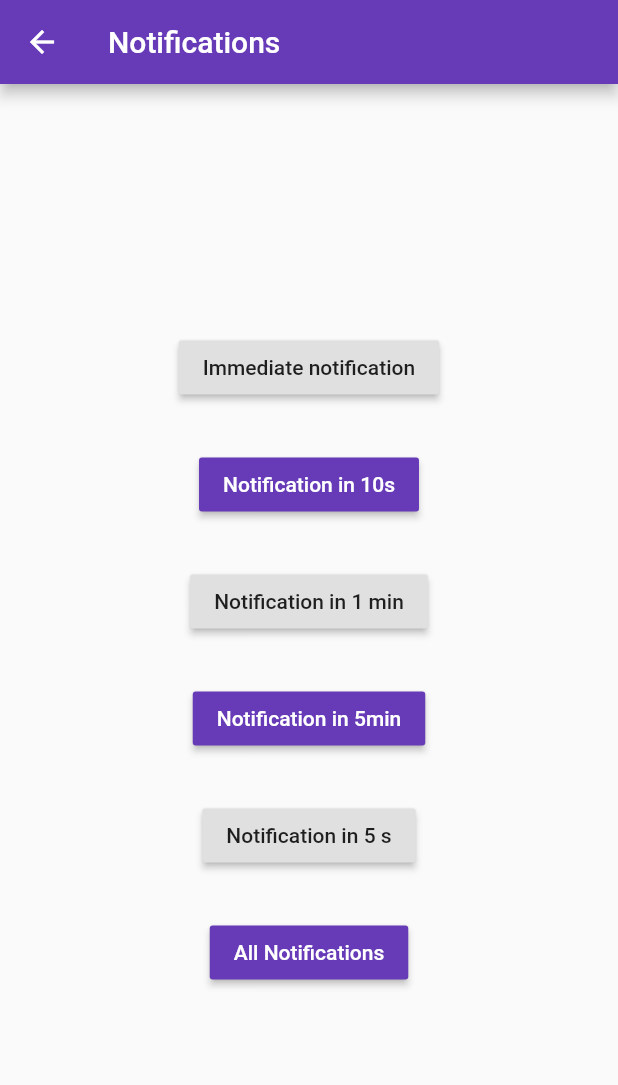
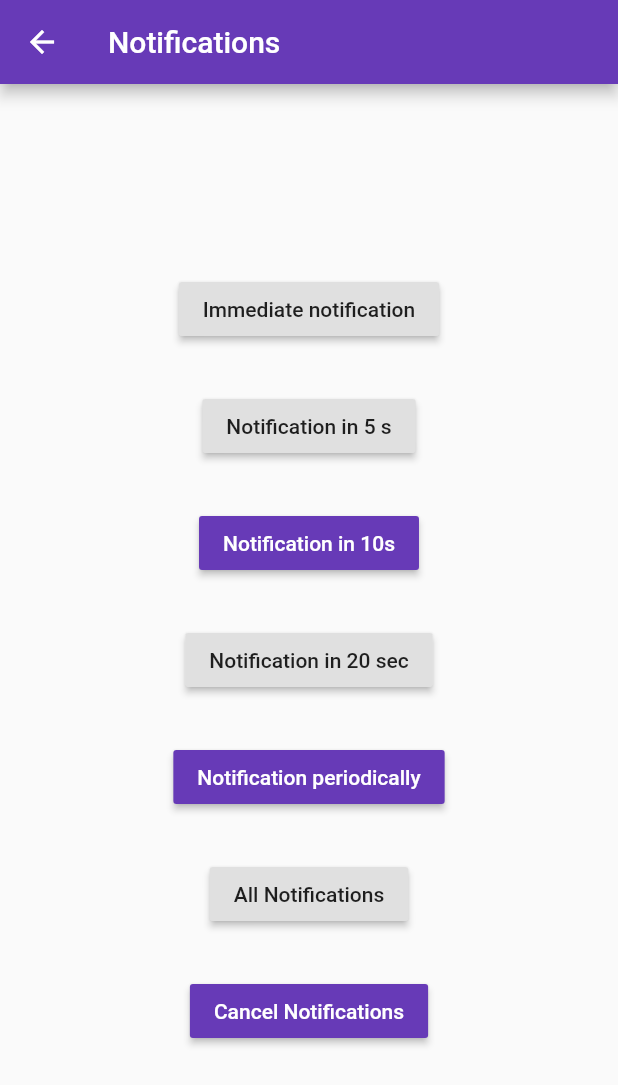
Before and after one commit to kengres/will_do_app, a Flutter app: the TestNotificationScreen screen opened directly, after a tap on "Notification in 10s", on a phone screen of 412 x 824 dp. Shown: the top 1085 px of the screen. Run offline on Flutter 3.47's test engine with Material 2 defaults, Android fonts, the phone set to English and light mode, and no system bars; our stand-ins replace flutter_local_notifications, hive, hive_flutter; accounts and stored records are empty; generated files the repository leaves out were written again.

Commit message:
added custom notifications

```diff
--- a/lib/plugins/notifications_plugin.dart
+++ b/lib/plugins/notifications_plugin.dart
@@ -63,7 +63,7 @@ class NotificationPlugin with ChangeNotifier{
         androidPlatformChannelSpecifics, iOSPlatformChannelSpecifics);
     await flutterLocalNotificationsPlugin.schedule(
         0,
-        'scheduled title',
+        'scheduled for 5 sec',
         'scheduled body',
         scheduledDateTime,
         platformChannelSpecifics);
@@ -96,19 +96,60 @@ class NotificationPlugin with ChangeNotifier{
   Future<void> scheduleNotification (DateTime date, int id, String title, String description) async {
     print("scheduling notification");
     final androidPlatformChannelSpecifics = AndroidNotificationDetails(
-      'scheduled_notification',
-      'Task Notification',
-      'Task notifications shown as scheduled in the calendar.',
+      'scheduled_notification', 'Task Notification', 'Task notifications shown as scheduled in the calendar.',
+
+      importance: Importance.Max,
+      priority: Priority.High,
+      ticker: 'ticker',
       enableLights: true,
       color: Color.fromARGB(255, 206, 122, 206),
       ledColor: Color.fromARGB(255, 206, 122, 206),
       ledOnMs: 1000,
-      ledOffMs: 500
+      ledOffMs: 500,
     );
     final iOSPlatformChannelSpecifics = IOSNotificationDetails();
     final platformChannelSpecifics = NotificationDetails(androidPlatformChannelSpecifics, iOSPlatformChannelSpecifics);
     try {
-      await _localNotificationsPlugin.schedule(id, title, description, date, platformChannelSpecifics);
+      await _localNotificationsPlugin.schedule(
+        id,
+        title,
+        description,
+        date,
+        platformChannelSpecifics,
+        payload: "id: $id, title: $title",
+        androidAllowWhileIdle: true,
+      );
+    } catch (e) {
+      print("[Nfc Plgin] unable to schrdule notification: ${e.toString()}");
+    }
+  }
+
+  Future<void> periodicNotification (
+    String title,
+    String description) async {
+    print("periodic notification");
+    final androidPlatformChannelSpecifics = AndroidNotificationDetails(
+      'periodic_notification', 'periodic Notification', 'periodic notifications shown as scheduled in the calendar.',
+
+      importance: Importance.Max,
+      priority: Priority.High,
+      enableLights: true,
+      color: Color.fromARGB(255, 116, 102, 225),
+      ledColor: Color.fromARGB(255, 116, 102, 225),
+      ledOnMs: 1000,
+      ledOffMs: 500,
+    );
+    final iOSPlatformChannelSpecifics = IOSNotificationDetails();
+    final platformChannelSpecifics = NotificationDetails(androidPlatformChannelSpecifics, iOSPlatformChannelSpecifics);
+    try {
+      await _localNotificationsPlugin.periodicallyShow(
+        453,
+        title,
+        description,
+        RepeatInterval.EveryMinute,
+        platformChannelSpecifics,
+        payload: "title: $title",
+      );
     } catch (e) {
       print("[Nfc Plgin] unable to schrdule notification: ${e.toString()}");
     }
--- a/lib/screens/test_notification_screen.dart
+++ b/lib/screens/test_notification_screen.dart
@@ -12,7 +12,10 @@ class _TestNotificationScreenState extends State<TestNotificationScreen> {
   @override
   Widget build(BuildContext context) {
     final notPlgn = Provider.of<NotificationPlugin>(context, listen: false);
+    final GlobalKey<ScaffoldState> _scaffoldKey = GlobalKey<ScaffoldState>();
+
     return Scaffold(
+      key: _scaffoldKey,
       appBar: AppBar(
         title: Text("Notifications"),
       ),
@@ -33,6 +36,13 @@ class _TestNotificationScreenState extends State<TestNotificationScreen> {
             ),
             SizedBox(height: 30,),
             RaisedButton(
+              child: Text("Notification in 5 s"),
+              onPressed: () async {
+                await notPlgn.debugNotification();
+              }
+            ),
+            SizedBox(height: 30,),
+            RaisedButton(
               child: Text("Notification in 10s"),
               color: Theme.of(context).primaryColor,
               textColor: Colors.white,
@@ -48,44 +58,47 @@ class _TestNotificationScreenState extends State<TestNotificationScreen> {
             ),
             SizedBox(height: 30,),
             RaisedButton(
-              child: Text("Notification in 1 min"),
+              child: Text("Notification in 20 sec"),
               onPressed: () async {
-                final time = DateTime.now().add(Duration(minutes: 1));
+                final time = DateTime.now().add(Duration(seconds: 20));
                 print("scheduled for ${time.toString()}");
-                await notPlgn.scheduleNotification(time, 4, "Schedule for 1 min", "This is a notification you scheduled 1 minute age");
+                await notPlgn.scheduleNotification(time, 4, "Schedule for 20 sec", "This is a notification you scheduled 1 minute age");
               }
             ),
             SizedBox(height: 30,),
             RaisedButton(
-              child: Text("Notification in 5min"),
+              child: Text("Notification periodically"),
               color: Theme.of(context).primaryColor,
               textColor: Colors.white,
               onPressed: () async {
-                final time = DateTime.now().add(Duration(minutes: 5));
-                print("scheduled for ${time.toString()}");
-                await notPlgn.scheduleNotification(time, 4, "Schedule for 5 min", "This is a notification you scheduled 1 minute age");
-              }
-            ),
-            SizedBox(height: 30,),
-            RaisedButton(
-              child: Text("Notification in 5 s"),
-              onPressed: () async {
-                await notPlgn.debugNotification();
+                print("scheduled for every 2 min");
+                await notPlgn.periodicNotification("periodically notification", "This is a notification you scheduled every minute");
               }
             ),
             SizedBox(height: 30,),
             RaisedButton(
               child: Text("All Notifications"),
+              onPressed: () async {
+                final List<PendingNotificationRequest> all = await notPlgn.getScheduledNotifications();
+                print("we have ${all.length} pending notifications...");
+                for (var i = 0; i < all.length; i++) {
+                  print("=========== Pending notification ${all[i].id}: ");
+                  print(all[i].title);
+                }
+                final snackBar = SnackBar(
+                  content: Text("We have ${all.length} pending notifications"),
+                  backgroundColor: Colors.deepOrange,
+                );
+                _scaffoldKey.currentState.showSnackBar(snackBar);
+              }
+            ),
+            SizedBox(height: 30,),
+            RaisedButton(
+              child: Text("Cancel Notifications"),
               color: Theme.of(context).primaryColor,
               textColor: Colors.white,
               onPressed: () async {
-                final List<PendingNotificationRequest> all = await notPlgn.getScheduledNotifications();
-                print("we have ${all.length} pending notifications...");
-                if (all.length > 1) {
-                  print("example of notification: ");
-                  print(all[1].id);
-                  print(all[1].title);
-                }
+                await notPlgn.cancelAllNotifications();
               }
             ),
           ]
--- a/lib/screens/view_todo_screen.dart
+++ b/lib/screens/view_todo_screen.dart
@@ -167,7 +167,8 @@ class _ViewTodoScreenState extends State<ViewTodoScreen> {
       dueTime: _dueTime.toString(),
     );
     Box<Todo> todoBox = Hive.box<Todo>(todoBoxName);
-    // print("key: ${widget.todo.key}");
+    // print("key0: ${widget.todo.key}");
+    // print("dueTime: ${_dueTime.toString()}");
     todoBox.put(widget.todo.key, newTodo);
     _displaySnackBar("Task successfully updated!");
     // Navigator.of(context).pop();
--- a/pubspec.yaml
+++ b/pubspec.yaml
@@ -26,7 +26,6 @@ dependencies:
   flutter_local_notifications: ^1.4.1
   rxdart: ^0.24.0
   provider: ^4.0.5
-  flutter_flexible_toast: ^0.1.4
 
   # The following adds the Cupertino Icons font to your application.
   # Use with the CupertinoIcons class for iOS style icons.
```
Also changed, not shown: lib/screens/home_screen.dart (+7 -0 lines), pubspec.lock, 3 other files.
